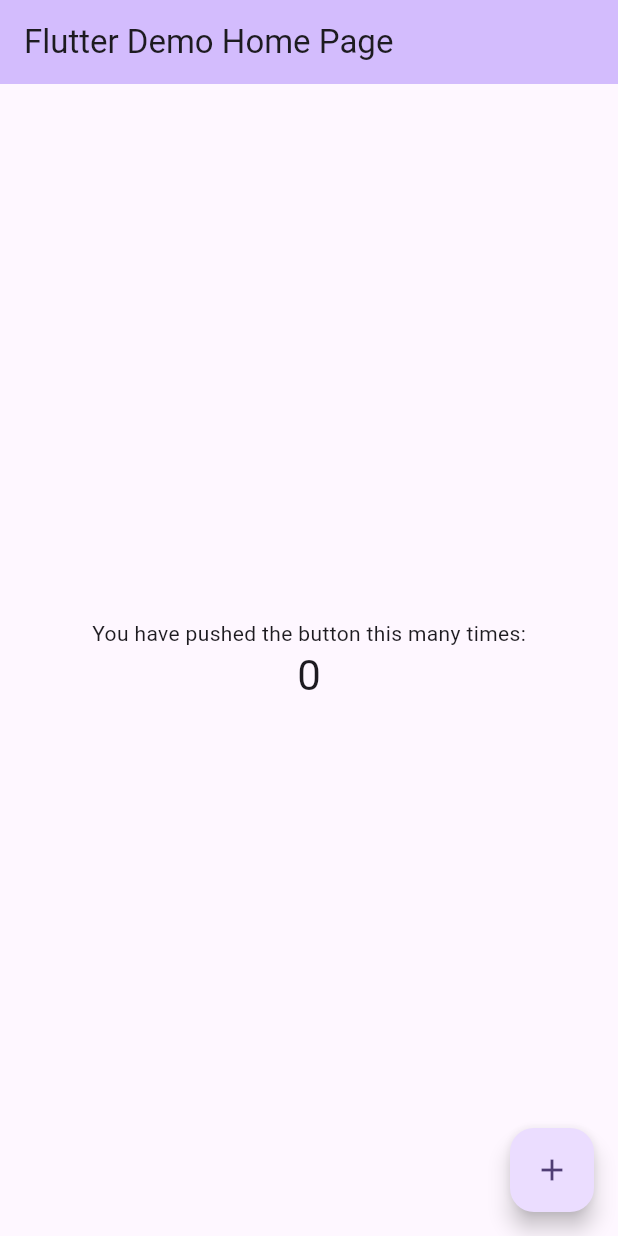
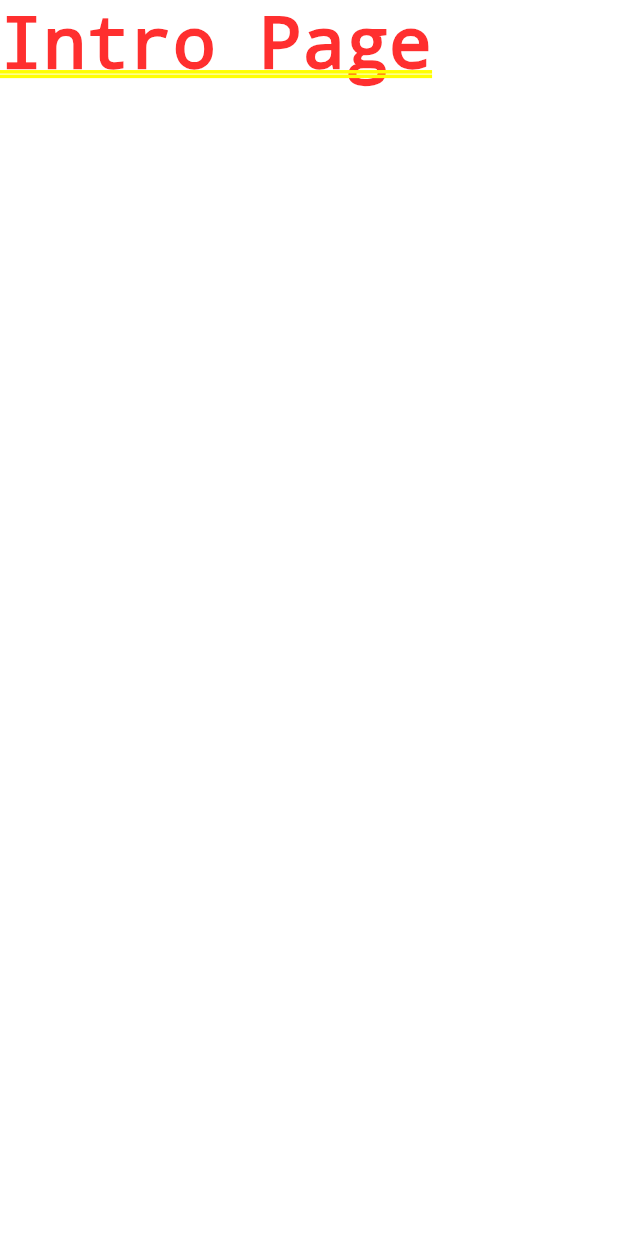
Before and after one commit to DHDuong2903/Weather-App, a Flutter app: the screen it shows after launch, on a phone screen of 412 x 824 dp. Run offline on Flutter 3.47's test engine with Material 3 defaults, Android fonts, the phone set to English and light mode, and no system bars.

Commit message:
feat/build_project_structure

```diff
--- a/lib/main.dart
+++ b/lib/main.dart
@@ -1,122 +1,19 @@
 import 'package:flutter/material.dart';
+import 'package:weather_app/pages/IntroPage.dart';
 
 void main() {
-  runApp(const MyApp());
+  runApp(const WeatherApp());
 }
 
-class MyApp extends StatelessWidget {
-  const MyApp({super.key});
+class WeatherApp extends StatelessWidget {
+  const WeatherApp({super.key});
 
-  // This widget is the root of your application.
   @override
   Widget build(BuildContext context) {
     return MaterialApp(
-      title: 'Flutter Demo',
-      theme: ThemeData(
-        // This is the theme of your application.
-        //
-        // TRY THIS: Try running your application with "flutter run". You'll see
-        // the application has a purple toolbar. Then, without quitting the app,
-        // try changing the seedColor in the colorScheme below to Colors.green
-        // and then invoke "hot reload" (save your changes or press the "hot
-        // reload" button in a Flutter-supported IDE, or press "r" if you used
-        // the command line to start the app).
-        //
-        // Notice that the counter didn't reset back to zero; the application
-        // state is not lost during the reload. To reset the state, use hot
-        // restart instead.
-        //
-        // This works for code too, not just values: Most code changes can be
-        // tested with just a hot reload.
-        colorScheme: ColorScheme.fromSeed(seedColor: Colors.deepPurple),
-      ),
-      home: const MyHomePage(title: 'Flutter Demo Home Page'),
+      debugShowCheckedModeBanner: false,
+      title: "Weather App",
+      home: Intropage(),
     );
   }
 }
-
-class MyHomePage extends StatefulWidget {
-  const MyHomePage({super.key, required this.title});
-
-  // This widget is the home page of your application. It is stateful, meaning
-  // that it has a State object (defined below) that contains fields that affect
-  // how it looks.
-
-  // This class is the configuration for the state. It holds the values (in this
-  // case the title) provided by the parent (in this case the App widget) and
-  // used by the build method of the State. Fields in a Widget subclass are
-  // always marked "final".
-
-  final String title;
-
-  @override
-  State<MyHomePage> createState() => _MyHomePageState();
-}
-
-class _MyHomePageState extends State<MyHomePage> {
-  int _counter = 0;
-
-  void _incrementCounter() {
-    setState(() {
-      // This call to setState tells the Flutter framework that something has
-      // changed in this State, which causes it to rerun the build method below
-      // so that the display can reflect the updated values. If we changed
-      // _counter without calling setState(), then the build method would not be
-      // called again, and so nothing would appear to happen.
-      _counter++;
-    });
-  }
-
-  @override
-  Widget build(BuildContext context) {
-    // This method is rerun every time setState is called, for instance as done
-    // by the _incrementCounter method above.
-    //
-    // The Flutter framework has been optimized to make rerunning build methods
-    // fast, so that you can just rebuild anything that needs updating rather
-    // than having to individually change instances of widgets.
-    return Scaffold(
-      appBar: AppBar(
-        // TRY THIS: Try changing the color here to a specific color (to
-        // Colors.amber, perhaps?) and trigger a hot reload to see the AppBar
-        // change color while the other colors stay the same.
-        backgroundColor: Theme.of(context).colorScheme.inversePrimary,
-        // Here we take the value from the MyHomePage object that was created by
-        // the App.build method, and use it to set our appbar title.
-        title: Text(widget.title),
-      ),
-      body: Center(
-        // Center is a layout widget. It takes a single child and positions it
-        // in the middle of the parent.
-        child: Column(
-          // Column is also a layout widget. It takes a list of children and
-          // arranges them vertically. By default, it sizes itself to fit its
-          // children horizontally, and tries to be as tall as its parent.
-          //
-          // Column has various properties to control how it sizes itself and
-          // how it positions its children. Here we use mainAxisAlignment to
-          // center the children vertically; the main axis here is the vertical
-          // axis because Columns are vertical (the cross axis would be
-          // horizontal).
-          //
-          // TRY THIS: Invoke "debug painting" (choose the "Toggle Debug Paint"
-          // action in the IDE, or press "p" in the console), to see the
-          // wireframe for each widget.
-          mainAxisAlignment: MainAxisAlignment.center,
-          children: <Widget>[
-            const Text('You have pushed the button this many times:'),
-            Text(
-              '$_counter',
-              style: Theme.of(context).textTheme.headlineMedium,
-            ),
-          ],
-        ),
-      ),
-      floatingActionButton: FloatingActionButton(
-        onPressed: _incrementCounter,
-        tooltip: 'Increment',
-        child: const Icon(Icons.add),
-      ), // This trailing comma makes auto-formatting nicer for build methods.
-    );
-  }
-}
--- /dev/null
+++ b/lib/pages/HomePage.dart
@@ -0,0 +1,10 @@
+import 'package:flutter/material.dart';
+
+class Homepage extends StatelessWidget {
+  const Homepage({super.key});
+
+  @override
+  Widget build(BuildContext context) {
+    return Text("Home Page");
+  }
+}
--- /dev/null
+++ b/lib/pages/IntroPage.dart
@@ -0,0 +1,10 @@
+import 'package:flutter/material.dart';
+
+class Intropage extends StatelessWidget {
+  const Intropage({super.key});
+
+  @override
+  Widget build(BuildContext context) {
+    return Text("Intro Page");
+  }
+}
```
